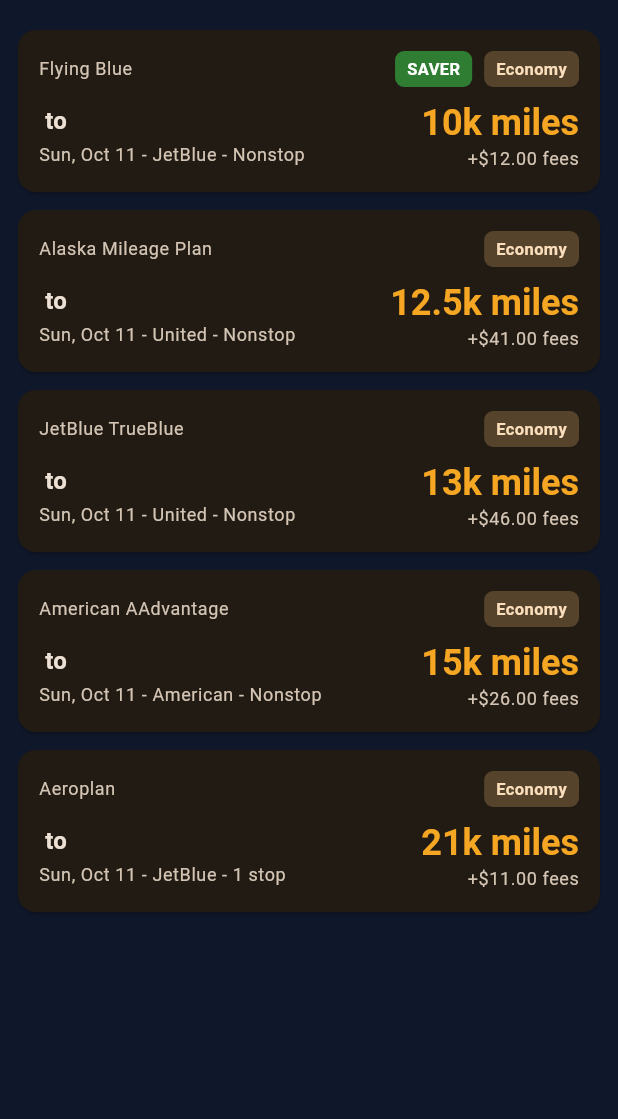
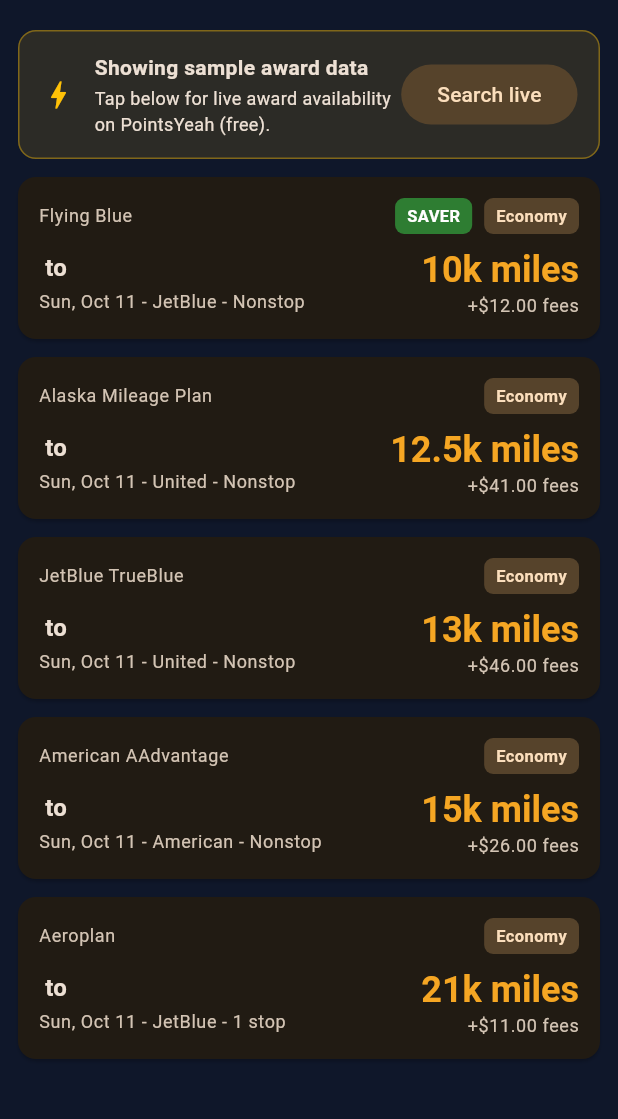
Before and after one commit to Vineeth445566/farehopper-app, a Flutter app: the AwardResultsScreen screen opened directly with empty values, on a phone screen of 412 x 824 dp, the part 114-1233 px from its top. Run offline on Flutter 3.47's test engine with Material 3 defaults, Android fonts, the phone set to English and light mode, and no system bars; our stand-ins replace shared_preferences; accounts and stored records are empty.

Commit message:
Add PointsYeah live award search deep link

```diff
--- a/lib/screens/award_results_screen.dart
+++ b/lib/screens/award_results_screen.dart
@@ -2,6 +2,7 @@
 import 'package:intl/intl.dart';
 import 'package:url_launcher/url_launcher.dart';
 
+import '../data/airports.dart';
 import '../models/award.dart';
 import '../services/award_service.dart';
 
@@ -109,6 +110,78 @@
     );
   }
 
+  /// Builds a PointsYeah deep link with the current search pre-filled.
+  /// PointsYeah is a free award search tool (no API key needed) — this
+  /// hands off to their live search in the browser.
+  Uri _pointsYeahUrl() {
+    final q = widget.query;
+    final cabins = q.cabins.isEmpty
+        ? AwardCabin.values
+        : q.cabins;
+    return Uri.https('www.pointsyeah.com', '/search', {
+      'departure': primaryAirport(q.from),
+      'arrival': primaryAirport(q.to),
+      'startDate': _fmtDate(q.startDate),
+      'endDate': _fmtDate(q.endDate),
+      'cabins': cabins.map((c) => c.name).join(','),
+      'trip': 'oneway',
+    });
+  }
+
+  String _fmtDate(DateTime d) =>
+      '${d.year.toString().padLeft(4, '0')}-'
+      '${d.month.toString().padLeft(2, '0')}-'
+      '${d.day.toString().padLeft(2, '0')}';
+
+  Future<void> _openPointsYeah() async {
+    final uri = _pointsYeahUrl();
+    if (!await launchUrl(uri, mode: LaunchMode.externalApplication)) {
+      if (mounted) {
+        ScaffoldMessenger.of(context).showSnackBar(
+          const SnackBar(
+              content: Text('Could not open PointsYeah')),
+        );
+      }
+    }
+  }
+
+  Widget _buildLiveSearchBanner() {
+    return Container(
+      margin: const EdgeInsets.fromLTRB(12, 12, 12, 0),
+      padding: const EdgeInsets.all(14),
+      decoration: BoxDecoration(
+        color: Colors.amber.withValues(alpha: 0.12),
+        borderRadius: BorderRadius.circular(12),
+        border: Border.all(
+            color: Colors.amber.withValues(alpha: 0.4)),
+      ),
+      child: Row(
+        children: [
+          const Icon(Icons.bolt, color: Colors.amber),
+          const SizedBox(width: 12),
+          const Expanded(
+            child: Column(
+              crossAxisAlignment: CrossAxisAlignment.start,
+              children: [
+                Text('Showing sample award data',
+                    style: TextStyle(fontWeight: FontWeight.bold)),
+                SizedBox(height: 2),
+                Text(
+                    'Tap below for live award availability '
+                    'on PointsYeah (free).',
+                    style: TextStyle(fontSize: 12)),
+              ],
+            ),
+          ),
+          FilledButton.tonal(
+            onPressed: _openPointsYeah,
+            child: const Text('Search live'),
+          ),
+        ],
+      ),
+    );
+  }
+
   @override
   Widget build(BuildContext context) {
     final q = widget.query;
@@ -137,7 +210,12 @@
           ? _buildLoading()
           : _visible.isEmpty
               ? _buildEmpty()
-              : RefreshIndicator(
+              : Column(
+                  children: [
+                    if (AwardServiceFactory.isMock)
+                      _buildLiveSearchBanner(),
+                    Expanded(
+                      child: RefreshIndicator(
                         onRefresh: _runSearch,
                         child: ListView.builder(
                           padding: const EdgeInsets.all(12),
@@ -147,6 +225,9 @@
                             onTap: () => _openDetail(_visible[i]),
                           ),
                         ),
+                      ),
+                    ),
+                  ],
                 ),
     );
   }
```
Lines whose indentation alone changed are shown as unchanged.
